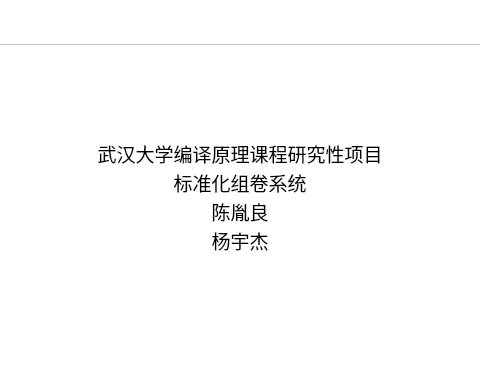
First picture: the form in frontend/mainWin.ui, repository cylqqqcyl/exam-compiler, before the edit; both pictures show x 662 to 1142 and y 0 to 387 of the 1483 by 789 pixel window.
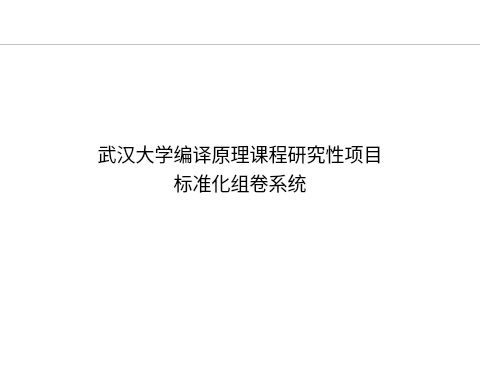
Second picture: the form after the edit. The open tabs and pages were chosen to show the change. Icons and pictures are not drawn.

What changed in the file:
```diff
--- a/frontend/mainWin.ui
+++ b/frontend/mainWin.ui
@@ -1729,8 +1729,8 @@
 &lt;p align=&quot;center&quot; style=&quot;-qt-paragraph-type:empty; margin-top:0px; margin-bottom:0px; margin-left:0px; margin-right:0px; -qt-block-indent:0; text-indent:0px; font-size:14pt;&quot;&gt;&lt;br /&gt;&lt;/p&gt;
 &lt;p align=&quot;center&quot; style=&quot; margin-top:0px; margin-bottom:0px; margin-left:0px; margin-right:0px; -qt-block-indent:0; text-indent:0px;&quot;&gt;&lt;span style=&quot; font-size:14pt;&quot;&gt;武汉大学编译原理课程研究性项目&lt;/span&gt;&lt;/p&gt;
 &lt;p align=&quot;center&quot; style=&quot; margin-top:0px; margin-bottom:0px; margin-left:0px; margin-right:0px; -qt-block-indent:0; text-indent:0px;&quot;&gt;&lt;span style=&quot; font-size:14pt;&quot;&gt;标准化组卷系统&lt;/span&gt;&lt;/p&gt;
-&lt;p align=&quot;center&quot; style=&quot; margin-top:0px; margin-bottom:0px; margin-left:0px; margin-right:0px; -qt-block-indent:0; text-indent:0px;&quot;&gt;&lt;span style=&quot; font-size:14pt;&quot;&gt;陈胤良&lt;/span&gt;&lt;/p&gt;
-&lt;p align=&quot;center&quot; style=&quot; margin-top:0px; margin-bottom:0px; margin-left:0px; margin-right:0px; -qt-block-indent:0; text-indent:0px;&quot;&gt;&lt;span style=&quot; font-size:14pt;&quot;&gt;杨宇杰&lt;/span&gt;&lt;/p&gt;&lt;/body&gt;&lt;/html&gt;</string>
+&lt;p align=&quot;center&quot; style=&quot; margin-top:0px; margin-bottom:0px; margin-left:0px; margin-right:0px; -qt-block-indent:0; text-indent:0px;&quot;&gt;&lt;span style=&quot; font-size:14pt;&quot;&gt;&lt;/span&gt;&lt;/p&gt;
+&lt;p align=&quot;center&quot; style=&quot; margin-top:0px; margin-bottom:0px; margin-left:0px; margin-right:0px; -qt-block-indent:0; text-indent:0px;&quot;&gt;&lt;span style=&quot; font-size:14pt;&quot;&gt;&lt;/span&gt;&lt;/p&gt;&lt;/body&gt;&lt;/html&gt;</string>
            </property>
           </widget>
          </item>
```
